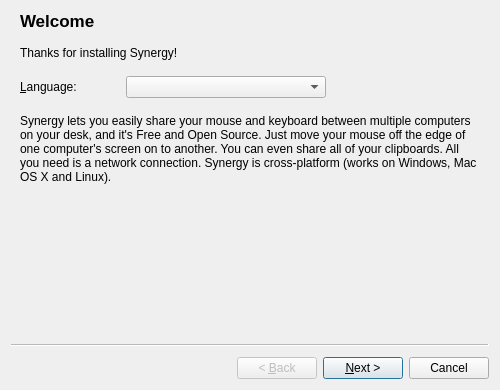
The window that src/gui/res/SetupWizardBase.ui (deskflow/deskflow) describes before a commit, drawn with Qt 5.
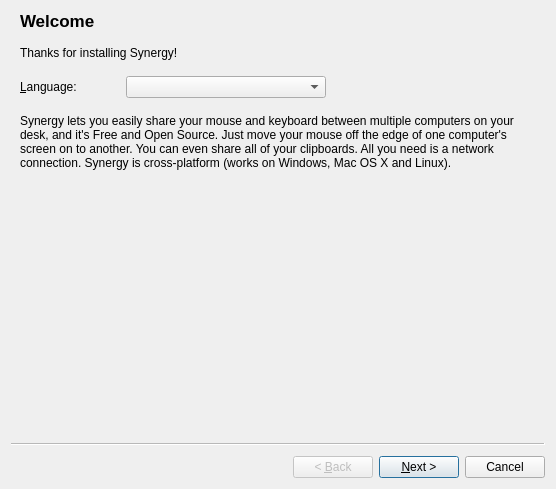
The same window after the commit.

```diff
--- a/src/gui/res/SetupWizardBase.ui
+++ b/src/gui/res/SetupWizardBase.ui
@@ -6,8 +6,8 @@
    <rect>
     <x>0</x>
     <y>0</y>
-    <width>500</width>
-    <height>390</height>
+    <width>556</width>
+    <height>489</height>
    </rect>
   </property>
   <property name="sizePolicy">
```
Left out of the diff: 192 changed lines with no effect on the pictures.
